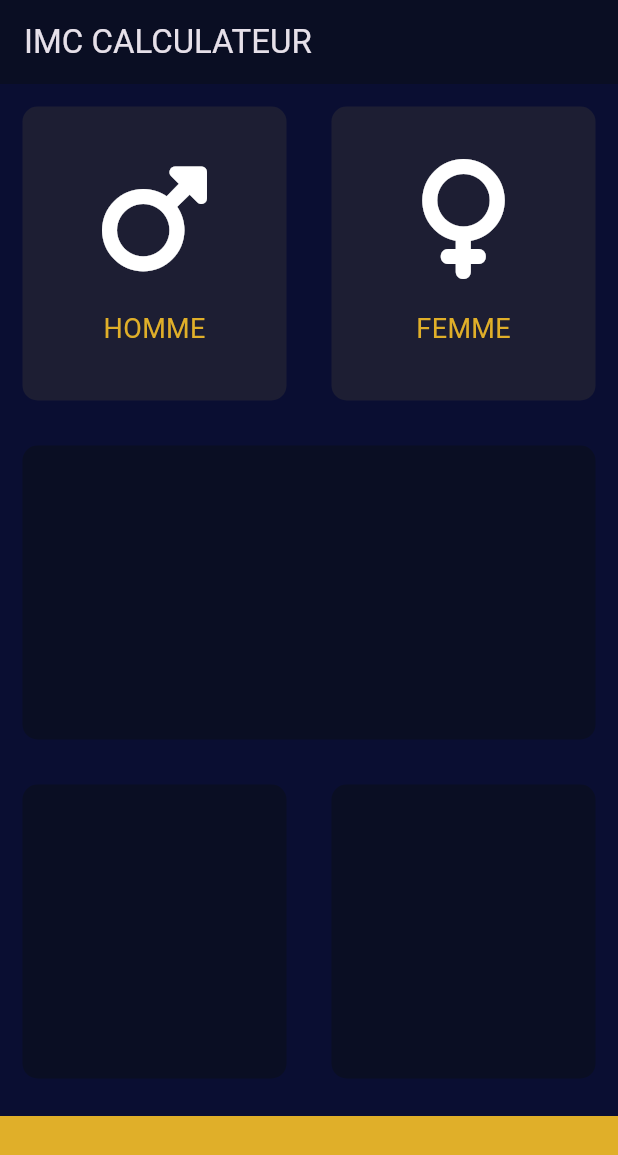
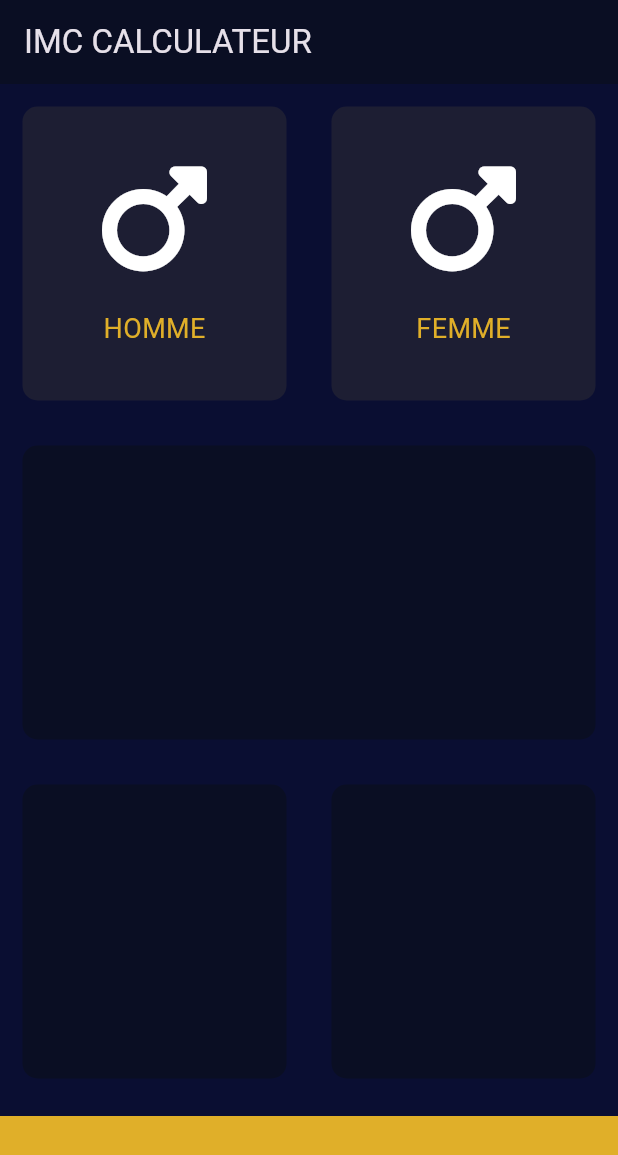
Before and after one commit to Aleks512/IMC-calculator-Flutter, a Flutter app: the screen it shows after launch, on a phone screen of 412 x 824 dp. Shown: the top 1155 px of the screen. Run offline on Flutter 3.47's test engine with Material 3 defaults, Android fonts, the phone set to English and light mode, and no system bars; our stand-ins replace font_awesome_flutter.

Commit message:
name k Va

```diff
--- a/lib/constants.dart
+++ b/lib/constants.dart
@@ -1,10 +1,13 @@
 import 'package:flutter/material.dart';
 import 'package:font_awesome_flutter/font_awesome_flutter.dart';
 
-const maleIcon = FontAwesomeIcons.mars;
-const femaleIcon = FontAwesomeIcons.venus;
-const femaleText = "FEMME";
-const maleText = "HOMME";
-const bottomContainerColor = Color.fromARGB(255, 224, 175, 41);const bottomContainerHeight = 80.0;
-const inactiveCardsColor = Color(0xFF1D1E33);
-const reusableCardsColor = Color(0xFF0A0E23);
+const kMaleIcon = FontAwesomeIcons.mars;
+const kFemaleIcon = FontAwesomeIcons.venus;
+const kFemaleText = "FEMME";
+const kMaleText = "HOMME";
+const kBottomContainerColor = Color.fromARGB(255, 224, 175, 41);
+const kBottomContainerHeight = 80.0;
+const kInactiveCardsColor = Color(0xFF1D1E33);
+const kReusableCardsColor = Color(0xFF0A0E23);
+
+const kLabeltextStyle = TextStyle(fontSize: 18, color: kBottomContainerColor);
--- a/lib/custom_col_content.dart
+++ b/lib/custom_col_content.dart
@@ -18,10 +18,7 @@ class CustomColumnContent extends StatelessWidget {
         const SizedBox(height: 20.0),
         Text(
           customText,
-          style: const TextStyle(
-            fontSize: 18,
-            color: bottomContainerColor,
-          ),
+          style: kLabeltextStyle,
         ),
       ],
     );
--- a/lib/input_page.dart
+++ b/lib/input_page.dart
@@ -35,12 +35,12 @@ class _InputPageState extends State<InputPage> {
                       });
                     },
                     colour: selectedGender == Gender.male
-                        ? reusableCardsColor
-                        : inactiveCardsColor,
+                        ? kReusableCardsColor
+                        : kInactiveCardsColor,
                     cardHeight: 30,
                     cardChild: CustomColumnContent(
-                      customText: maleText,
-                      customIcon: maleIcon,
+                      customText: kMaleText,
+                      customIcon: kMaleIcon,
                     ),
                   ),
                 ),
@@ -52,38 +52,39 @@ class _InputPageState extends State<InputPage> {
                     });
                   },
                   colour: selectedGender == Gender.female
-                      ? reusableCardsColor
-                      : inactiveCardsColor,
+                      ? kReusableCardsColor
+                      : kInactiveCardsColor,
                   cardChild: CustomColumnContent(
-                      customIcon: femaleIcon, customText: femaleText),
+                      customIcon: kMaleIcon,
+                      customText: kFemaleText),
                 ))
               ],
             ),
           ),
           const Expanded(
               child: ReusableCard(
-            colour: reusableCardsColor,
+            colour: kReusableCardsColor,
           )),
           const Expanded(
             child: Row(
               children: [
                 Expanded(
                     child: ReusableCard(
-                  colour: reusableCardsColor,
+                  colour: kReusableCardsColor,
                 )),
                 Expanded(
                   child: ReusableCard(
-                    colour: reusableCardsColor,
+                    colour: kReusableCardsColor,
                   ),
                 )
               ],
             ),
           ),
           Container(
-            color: bottomContainerColor,
+            color: kBottomContainerColor,
             margin: const EdgeInsets.only(top: 10.0),
             width: double.infinity,
-            height: bottomContainerHeight,
+            height: kBottomContainerHeight,
           )
         ],
       ),
```
